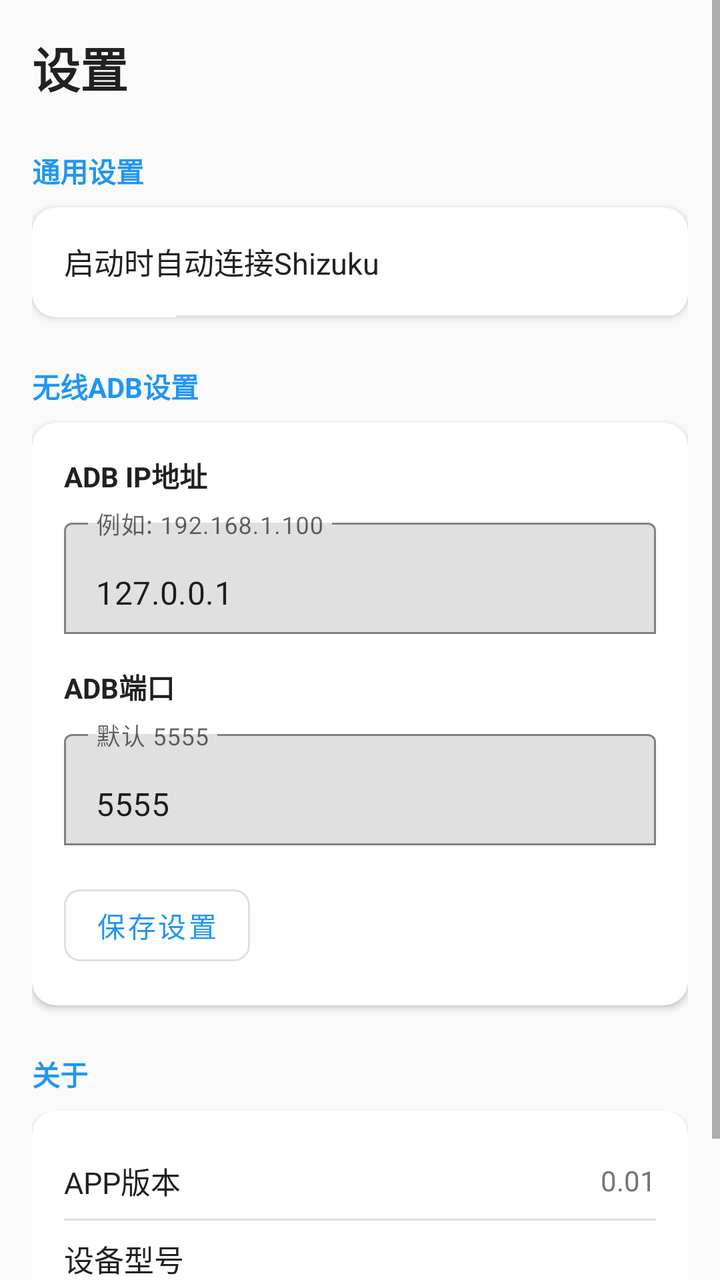
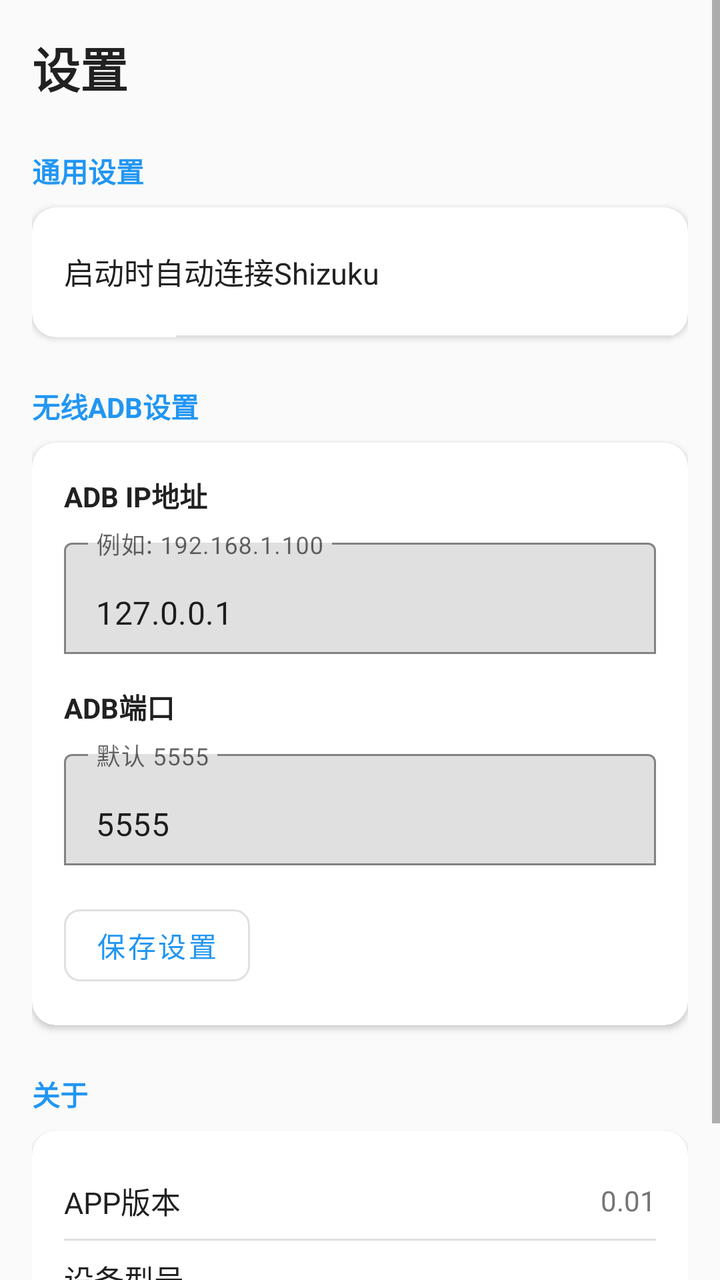

An Android layout rendered at two revisions. The XML below is the earlier revision; the diff shows what the commit changed to produce the second picture.
<!-- AndroidManifest.xml: application theme Theme.AutoBOT -->
<!-- res/layout/fragment_settings.xml -->
<?xml version="1.0" encoding="utf-8"?>
<ScrollView xmlns:android="http://schemas.android.com/apk/res/android"
    xmlns:app="http://schemas.android.com/apk/res-auto"
    android:layout_width="match_parent"
    android:layout_height="match_parent"
    android:fillViewport="true">

    <LinearLayout
        android:layout_width="match_parent"
        android:layout_height="wrap_content"
        android:orientation="vertical"
        android:padding="16dp">

        <TextView
            android:layout_width="wrap_content"
            android:layout_height="wrap_content"
            android:text="@string/settings_title"
            android:textSize="24sp"
            android:textStyle="bold"
            android:textColor="@color/text_primary"
            android:layout_marginBottom="16dp" />

        
        <TextView
            android:layout_width="wrap_content"
            android:layout_height="wrap_content"
            android:text="@string/settings_general"
            android:textSize="14sp"
            android:textStyle="bold"
            android:textColor="@color/primary"
            android:layout_marginVertical="8dp" />

        <com.google.android.material.card.MaterialCardView
            android:layout_width="match_parent"
            android:layout_height="wrap_content"
            android:layout_marginBottom="16dp"
            app:cardElevation="2dp"
            app:cardCornerRadius="12dp">

            <LinearLayout
                android:layout_width="match_parent"
                android:layout_height="wrap_content"
                android:orientation="vertical">

                
                <LinearLayout
                    android:layout_width="match_parent"
                    android:layout_height="wrap_content"
                    android:orientation="horizontal"
                    android:gravity="center_vertical"
                    android:padding="16dp">

                    <LinearLayout
                        android:layout_width="0dp"
                        android:layout_height="wrap_content"
                        android:layout_weight="1"
                        android:orientation="vertical">

                        <TextView
                            android:layout_width="wrap_content"
                            android:layout_height="wrap_content"
                            android:text="@string/settings_auto_start_shizuku"
                            android:textSize="15sp"
                            android:textColor="@color/text_primary" />
                    </LinearLayout>

                    <com.google.android.material.materialswitch.MaterialSwitch
                        android:id="@+id/switchAutoConnect"
                        android:layout_width="wrap_content"
                        android:layout_height="wrap_content" />
                </LinearLayout>

                <View
                    android:layout_width="match_parent"
                    android:layout_height="1dp"
                    android:background="#E0E0E0"
                    android:layout_marginStart="72dp" />

            </LinearLayout>
        </com.google.android.material.card.MaterialCardView>

        
        <TextView
            android:layout_width="wrap_content"
            android:layout_height="wrap_content"
            android:text="@string/settings_adb_wireless"
            android:textSize="14sp"
            android:textStyle="bold"
            android:textColor="@color/primary"
            android:layout_marginVertical="8dp" />

        <com.google.android.material.card.MaterialCardView
            android:layout_width="match_parent"
            android:layout_height="wrap_content"
            android:layout_marginBottom="16dp"
            app:cardElevation="2dp"
            app:cardCornerRadius="12dp">

            <LinearLayout
                android:layout_width="match_parent"
                android:layout_height="wrap_content"
                android:orientation="vertical"
                android:padding="16dp">

                
                <TextView
                    android:layout_width="wrap_content"
                    android:layout_height="wrap_content"
                    android:text="@string/settings_adb_ip"
                    android:textSize="14sp"
                    android:textStyle="bold"
                    android:textColor="@color/text_primary"
                    android:layout_marginBottom="8dp" />

                <com.google.android.material.textfield.TextInputLayout
                    android:layout_width="match_parent"
                    android:layout_height="wrap_content"
                    app:boxBackgroundMode="outline">

                    <com.google.android.material.textfield.TextInputEditText
                        android:id="@+id/etAdbIp"
                        android:layout_width="match_parent"
                        android:layout_height="wrap_content"
                        android:inputType="phone"
                        android:text="127.0.0.1"
                        android:hint="例如: 192.168.1.100" />
                </com.google.android.material.textfield.TextInputLayout>

                
                <TextView
                    android:layout_width="wrap_content"
                    android:layout_height="wrap_content"
                    android:layout_marginTop="16dp"
                    android:text="@string/settings_adb_port"
                    android:textSize="14sp"
                    android:textStyle="bold"
                    android:textColor="@color/text_primary"
                    android:layout_marginBottom="8dp" />

                <com.google.android.material.textfield.TextInputLayout
                    android:layout_width="match_parent"
                    android:layout_height="wrap_content"
                    app:boxBackgroundMode="outline">

                    <com.google.android.material.textfield.TextInputEditText
                        android:id="@+id/etAdbPort"
                        android:layout_width="match_parent"
                        android:layout_height="wrap_content"
                        android:inputType="number"
                        android:text="5555"
                        android:hint="默认 5555" />
                </com.google.android.material.textfield.TextInputLayout>

                <com.google.android.material.button.MaterialButton
                    android:id="@+id/btnSaveAdb"
                    style="@style/Widget.MaterialComponents.Button.OutlinedButton"
                    android:layout_width="wrap_content"
                    android:layout_height="wrap_content"
                    android:layout_marginTop="16dp"
                    android:text="保存设置"
                    app:cornerRadius="8dp" />
            </LinearLayout>
        </com.google.android.material.card.MaterialCardView>

        
        <TextView
            android:layout_width="wrap_content"
            android:layout_height="wrap_content"
            android:text="@string/settings_about"
            android:textSize="14sp"
            android:textStyle="bold"
            android:textColor="@color/primary"
            android:layout_marginVertical="8dp" />

        <com.google.android.material.card.MaterialCardView
            android:layout_width="match_parent"
            android:layout_height="wrap_content"
            app:cardElevation="2dp"
            app:cardCornerRadius="12dp">

            <LinearLayout
                android:layout_width="match_parent"
                android:layout_height="wrap_content"
                android:orientation="vertical"
                android:padding="16dp">

                <LinearLayout
                    android:layout_width="match_parent"
                    android:layout_height="wrap_content"
                    android:orientation="horizontal"
                    android:gravity="center_vertical"
                    android:paddingVertical="8dp">

                    <TextView
                        android:layout_width="0dp"
                        android:layout_height="wrap_content"
                        android:layout_weight="1"
                        android:text="@string/app_version"
                        android:textSize="15sp"
                        android:textColor="@color/text_primary" />

                    <TextView
                        android:id="@+id/tvSettingsVersion"
                        android:layout_width="wrap_content"
                        android:layout_height="wrap_content"
                        android:text="0.01"
                        android:textSize="14sp"
                        android:textColor="@color/text_secondary" />
                </LinearLayout>

                <View
                    android:layout_width="match_parent"
                    android:layout_height="1dp"
                    android:background="#E0E0E0" />

                <LinearLayout
                    android:layout_width="match_parent"
                    android:layout_height="wrap_content"
                    android:orientation="horizontal"
                    android:gravity="center_vertical"
                    android:paddingVertical="8dp">

                    <TextView
                        android:layout_width="0dp"
                        android:layout_height="wrap_content"
                        android:layout_weight="1"
                        android:text="设备型号"
                        android:textSize="15sp"
                        android:textColor="@color/text_primary" />

                    <TextView
                        android:id="@+id/tvDeviceModel"
                        android:layout_width="wrap_content"
                        android:layout_height="wrap_content"
                        android:textSize="14sp"
                        android:textColor="@color/text_secondary" />
                </LinearLayout>

                <View
                    android:layout_width="match_parent"
                    android:layout_height="1dp"
                    android:background="#E0E0E0" />

                <LinearLayout
                    android:layout_width="match_parent"
                    android:layout_height="wrap_content"
                    android:orientation="horizontal"
                    android:gravity="center_vertical"
                    android:paddingVertical="8dp">

                    <TextView
                        android:layout_width="0dp"
                        android:layout_height="wrap_content"
                        android:layout_weight="1"
                        android:text="系统版本"
                        android:textSize="15sp"
                        android:textColor="@color/text_primary" />

                    <TextView
                        android:id="@+id/tvAndroidVersion"
                        android:layout_width="wrap_content"
                        android:layout_height="wrap_content"
                        android:textSize="14sp"
                        android:textColor="@color/text_secondary" />
                </LinearLayout>
            </LinearLayout>
        </com.google.android.material.card.MaterialCardView>

    </LinearLayout>
</ScrollView>
<!-- resources referenced by this layout -->
<resources>
  <color name="primary">#2196F3</color>
  <color name="text_primary">#212121</color>
  <color name="text_secondary">#757575</color>
  <string name="app_version">APP版本</string>
  <string name="settings_about">关于</string>
  <string name="settings_adb_ip">ADB IP地址</string>
  <string name="settings_adb_port">ADB端口</string>
  <string name="settings_adb_wireless">无线ADB设置</string>
  <string name="settings_auto_start_shizuku">启动时自动连接Shizuku</string>
  <string name="settings_general">通用设置</string>
  <string name="settings_title">设置</string>
  <style name="Theme.AutoBOT" parent="Theme.MaterialComponents.DayNight.NoActionBar">
          
          <item name="colorPrimary">@color/primary</item>
          <item name="colorPrimaryDark">@color/primary_dark</item>
          <item name="colorAccent">@color/accent</item>
          <item name="android:statusBarColor">@color/primary_dark</item>
          <item name="android:windowBackground">@color/background</item>
      </style>
  <color name="primary_dark">#1976D2</color>
  <color name="accent">#00BCD4</color>
  <color name="background">#FAFAFA</color>
</resources>

<!-- the commit's change to res/layout/fragment_settings.xml (unified diff, before → after) -->
@@ -67,7 +67,10 @@
                     <com.google.android.material.materialswitch.MaterialSwitch
                         android:id="@+id/switchAutoConnect"
                         android:layout_width="wrap_content"
-                        android:layout_height="wrap_content" />
+                        android:layout_height="wrap_content"
+                        android:textOn=""
+                        android:textOff=""
+                        app:showText="false" />
                 </LinearLayout>
 
                 <View
